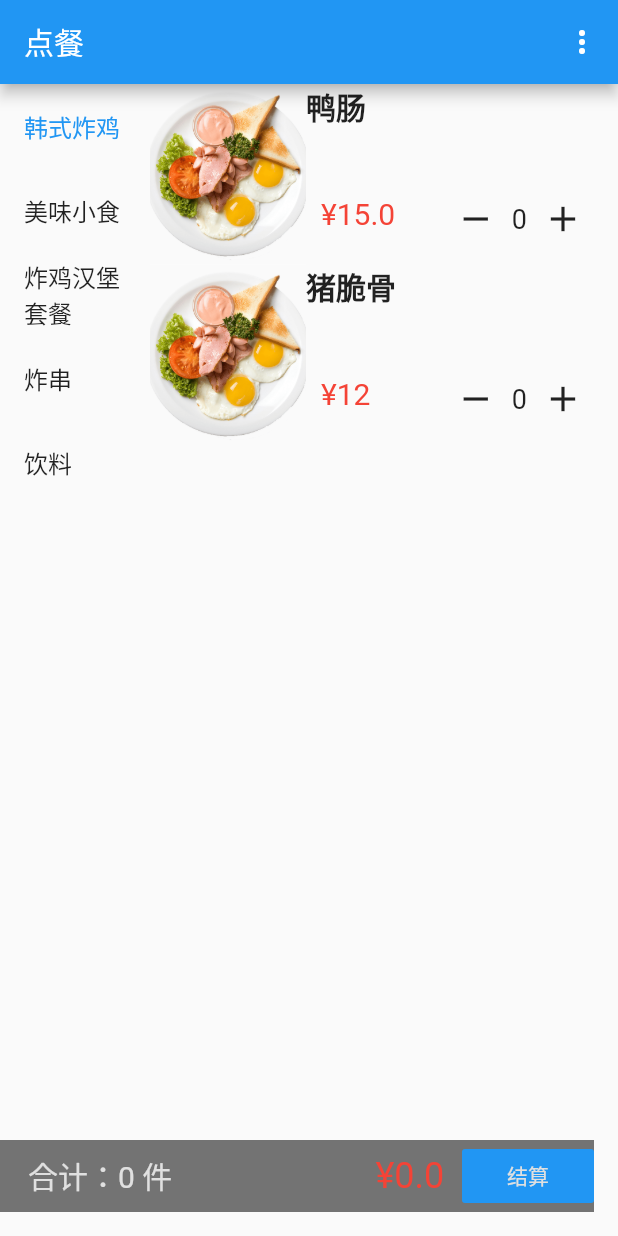
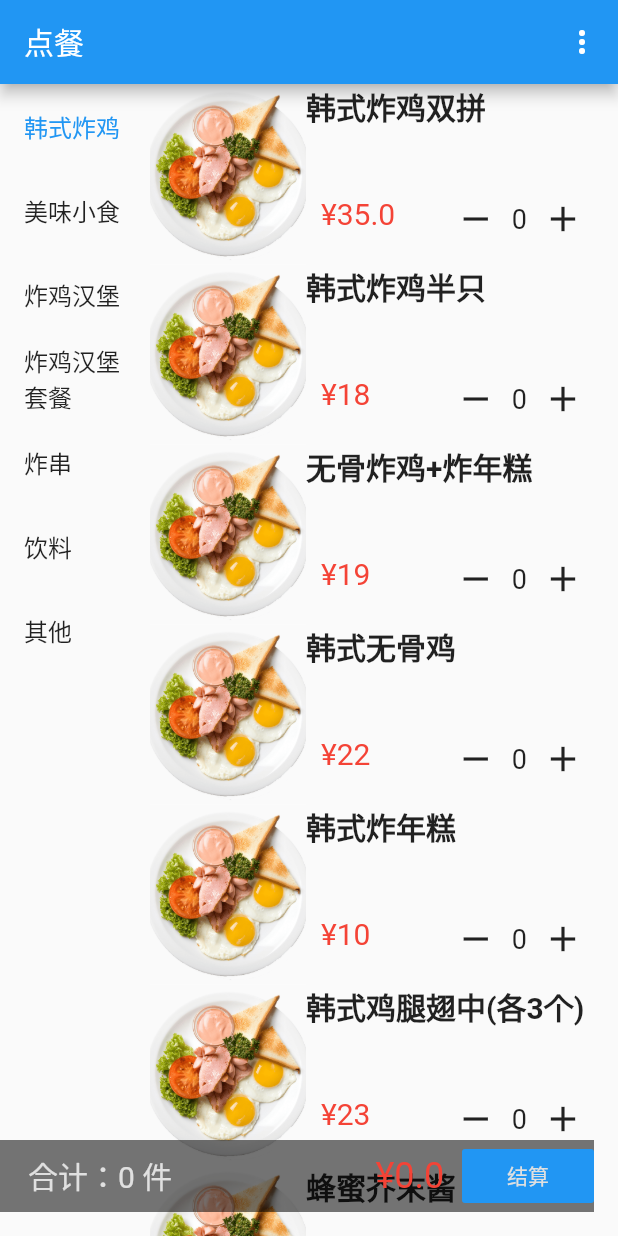
Before and after one commit to evilbinary/food, a Flutter app: the screen it shows after launch, after a tap on "韩式炸鸡", on a phone screen of 412 x 824 dp. Run offline on Flutter 3.47's test engine with Material 2 defaults, Android fonts, the light colour scheme and no system bars; our stand-ins replace fluttertoast.

Commit message:
add food

```diff
--- a/lib/mock/food.dart
+++ b/lib/mock/food.dart
@@ -1,27 +1,122 @@
 List list = [
-  {"title": "鸭肠", "price": 15.0, "catId": 2,"id":1,},
-  {"title": "猪脆骨", "price": 12, "catId": 2,"id":2,},
-  {"title": "猪脆骨1", "price": 12, "catId": 2,"id":3,},
-  {"title": "猪脆骨2", "price": 12, "catId": 2,"id":4,},
-  {"title": "猪脆骨3", "price": 12, "catId": 2,"id":5,},
-  {"title": "猪脆骨4", "price": 12, "catId": 2,"id":6,},
-  {"title": "猪脆骨5", "price": 12, "catId": 2,"id":7,},
+  {"title": "韩式炸鸡双拼", "price": 35.0, "catId": 1,"id":1001,},
+  {"title": "韩式炸鸡半只", "price": 18, "catId": 1,"id":1002,},
+  {"title": "无骨炸鸡+炸年糕", "price": 19, "catId": 1,"id":1003,},
+  {"title": "韩式无骨鸡", "price": 22, "catId": 1,"id":1004,},
+  {"title": "韩式炸年糕", "price": 10, "catId": 1,"id":1005,},
+  {"title": "韩式鸡腿翅中(各3个)", "price": 23, "catId": 1,"id":1006,},
+  {"title": "蜂蜜芥末酱", "price": 2, "catId": 1,"id":1007,},
+  {"title": "甜辣酱", "price": 2, "catId": 1,"id":1008,},
+  {"title": "香辣酱", "price": 2, "catId": 1,"id":1009,},
+  {"title": "麻辣酱", "price": 2, "catId": 1,"id":1010,},
+  {"title": "酸甜酱", "price": 2, "catId": 1,"id":1011,},
 
-  {"title": "鸭肠", "price": 15.0, "catId": 1,"id":8,},
-  {"title": "猪脆骨", "price": 12, "catId": 1,"id":9,},
+  {"title": "薯条", "price": 6, "catId": 2,"id":2001,},
+  {"title": "曲薯", "price": 7, "catId": 2,"id":2002,},
+  {"title": "盐酥鸡米花", "price": 8, "catId": 2,"id":2003,},
+  {"title": "上校鸡块", "price": 8, "catId": 2,"id":2004,},
+  {"title": "雪花鸡柳", "price": 8, "catId": 2,"id":2005,},
+  {"title": "芝士鸡排", "price": 8, "catId": 2,"id":2006,},
+  {"title": "香辣对翅", "price": 7, "catId": 2,"id":2007,},
+  {"title": "奥尔良对翅", "price": 7, "catId": 2,"id":2008,},
+  {"title": "奥尔良腿排", "price": 7, "catId": 2,"id":2009,},
+  {"title": "芝士热狗棒", "price": 8, "catId": 2,"id":2010,},
+  {"title": "萌丫大鸡排", "price": 10, "catId": 2,"id":2011,},
+  {"title": "藤椒大鸡排", "price": 10, "catId": 2,"id":2012,},
+  {"title": "香辣鸡翅尖", "price": 8, "catId": 2,"id":2013,},
+  {"title": "芙蓉蟹棒(4个)", "price": 10, "catId": 2,"id":2014,},
+  {"title": "黄金蝴蝶虾(6只)", "price": 10, "catId": 2,"id":2015,},
+  {"title": "鸡翅包饭", "price": 10, "catId": 2,"id":2016,},
+  {"title": "炸鸡腿", "price": 7, "catId": 2,"id":2017,},
+  {"title": "蜜汁鸡腿", "price": 7, "catId": 2,"id":2018,},
+  {"title": "香芋派", "price": 5, "catId": 2,"id":2019,},
+  {"title": "红豆派", "price": 5, "catId": 2,"id":2020,},
+  {"title": "菠萝派", "price": 5, "catId": 2,"id":2021,},
+  {"title": "骨肉相连", "price": 3, "catId": 2,"id":2022,},
+  {"title": "川香鸡柳", "price": 3, "catId": 2,"id":2023,},
+  {"title": "小食拼盘(薯条+米花+腿排+鸡块)", "price": 18, "catId": 2,"id":2024,},
 
-  {"title": "猪脆骨1", "price": 12, "catId": 3,"id":10,},
-  {"title": "猪脆骨2", "price": 12, "catId": 3,"id":11,},
-  {"title": "猪脆骨3", "price": 12, "catId": 4,"id":12,},
-  {"title": "猪脆骨4", "price": 12, "catId": 4,"id":13,},
-  {"title": "猪脆骨3", "price": 12, "catId": 5,"id":14,},
-  {"title": "猪脆骨4", "price": 12, "catId": 5,"id":15,},
+
+  {"title": "鸡肉卷", "price": 8.0, "catId": 3,"id":3001,},
+  {"title": "香辣鸡腿堡", "price": 10, "catId": 3,"id":3002,},
+  {"title": "奧尔良腿堡", "price": 10, "catId": 3,"id":3003,},
+  {"title": "萌萌鸡腿堡", "price": 10, "catId": 3,"id":3004,},
+  {"title": "双层牛肉堡", "price": 10, "catId": 3,"id":3005,},
+  {"title": "萌萌鸡腿堡", "price": 10, "catId": 3,"id":3006,},
+  {"title": "萌萌多肉堡", "price": 13, "catId": 3,"id":3007,},
+  {"title": "鸡肉卷2个", "price": 15, "catId": 3,"id":3008,},
+  {"title": "奧尔良腿堡2个", "price": 18, "catId": 3,"id":3009,},
+  {"title": "奧尔良烤鸡", "price": 25.0, "catId": 3,"id":3010,},
+  {"title": "蜜汁烤鸡", "price": 25, "catId": 3,"id":3011,},
+  {"title": "香酥脆皮炸鸡", "price": 25, "catId": 3,"id":3012,},
+  {"title": "招牌双拼鸡", "price": 25, "catId": 3,"id":3013,},
+  {"title": "脆皮炸鸡(切六块)", "price": 26, "catId": 3,"id":3014,},
+  {"title": "半只炸鸡", "price": 13, "catId": 3,"id":3015,},
+  {"title": "半只蜜汁鸡", "price": 13, "catId": 3,"id":3016,},
+
+
+  {"title": "1香辣堡+香辣对翅+鸡肉卷", "price": 22, "catId": 4,"id":4001,},
+  {"title": "2脆皮鸡+可乐", "price": 28, "catId": 4,"id":4002,},
+  {"title": "2蜜汁鸡+可乐", "price": 28, "catId": 4,"id":4003,},
+  {"title": "3奥尔良腿堡+奥尔良对翅", "price": 16, "catId": 4,"id":4004,},
+  {"title": "4香辣堡+香辣对翅", "price": 16, "catId": 4,"id":4005,},
+  {"title": "A萌萌堡+鸡肉卷+可乐", "price": 21, "catId": 4,"id":4006,},
+  {"title": "B香辣堡+香辣对翅+可乐", "price": 20, "catId": 4,"id":4007,},
+  {"title": "C鸡肉卷+奥尔良烤翅+可乐", "price": 18, "catId": 4,"id":4008,},
+  {"title": "D萌萌堡2个+薯条+雪花鸡柳+可乐2杯", "price": 43, "catId": 4,"id":4009,},
+  {"title": "E香辣堡+鸡肉卷+薯条+盐酥鸡米花+可乐2杯", "price": 39, "catId": 4,"id":4010,},
+  {"title": "F脆皮鸡+萌萌堡+板烧堡+芝士鸡排+可乐2杯", "price": 59, "catId": 4,"id":4011,},
+
+
+  {"title": "鸭肠", "price": 15, "catId": 5,"id":5001,},
+  {"title": "猪脆骨", "price": 12, "catId": 5,"id":5002,},
+  {"title": "羊肉串", "price": 15, "catId": 5,"id":5003,},
+  {"title": "鸡肉串", "price": 13, "catId": 5,"id":5004,},
+  {"title": "特色牛肉", "price": 3, "catId": 5,"id":5005,},
+  {"title": "特色羊肉", "price": 13, "catId": 5,"id":5006,},
+  {"title": "翅中", "price": 8, "catId": 5,"id":5007,},
+  {"title": "鸡脆骨", "price": 3, "catId": 5,"id":5008,},
+  {"title": "五花肉", "price": 3, "catId": 5,"id":5009},
+  {"title": "香菇贡丸", "price": 3, "catId": 5,"id":5010,},
+  {"title": "鱼豆腐", "price": 3, "catId": 5,"id":5011,},
+  {"title": "全翅", "price": 8, "catId": 5,"id":5012,},
+  {"title": "鸡爪", "price": 3, "catId": 5,"id":5013,},
+  {"title": "鱿鱼", "price": 5, "catId": 5,"id":5014,},
+  {"title": "热狗", "price": 3, "catId": 5,"id":5015,},
+  {"title": "土豆", "price": 2, "catId": 5,"id":5016,},
+  {"title": "包菜", "price": 2, "catId": 5,"id":5017,},
+  {"title": "金针菇", "price": 2, "catId": 5,"id":5018,},
+  {"title": "娃娃菜", "price": 2, "catId": 5,"id":5019,},
+
+
+  {"title": "可乐杯装", "price": 6, "catId": 6,"id":6001,},
+  {"title": "酸梅汁", "price": 6, "catId": 6,"id":6002,},
+  {"title": "百事可乐", "price": 3, "catId": 6,"id":6003,},
+  {"title": "可口可乐", "price": 3, "catId": 6,"id":6004,},
+  {"title": "王老吉", "price": 4, "catId": 6,"id":6005,},
+  {"title": "美年达", "price": 3, "catId": 6,"id":6006,},
+  {"title": "苹果醋", "price": 5, "catId": 6,"id":6007,},
+  {"title": "维他奶", "price": 3, "catId": 6,"id":6008,},
+  {"title": "雪碧", "price": 3, "catId": 6,"id":6009,},
+  {"title": "菠萝啤", "price": 3, "catId": 6,"id":6010,},
+  {"title": "百威", "price": 8, "catId": 6,"id":6011,},
+  {"title": "哈啤", "price": 3, "catId": 6,"id":6012,},
+
+
+  {"title": "1元", "price": 1, "catId": 7,"id":7001,},
+  {"title": "2元", "price": 2, "catId": 7,"id":7002,},
+  {"title": "3元", "price": 3, "catId": 7,"id":7003,},
+  {"title": "4元", "price": 4, "catId": 7,"id":7004,},
+  {"title": "5元", "price": 5, "catId": 7,"id":7005,},
+  {"title": "10元", "price": 10, "catId": 7,"id":7006,},
 ];
 
 List category = [
   {"name": "韩式炸鸡", "id": 1},
   {"name": "美味小食", "id": 2},
-  {"name": "炸鸡汉堡套餐", "id": 3},
-  {"name": "炸串", "id": 4},
-  {"name": "饮料", "id": 5},
+  {"name": "炸鸡汉堡", "id": 3},
+  {"name": "炸鸡汉堡套餐", "id": 4},
+  {"name": "炸串", "id": 5},
+  {"name": "饮料", "id": 6},
+  {"name": "其他", "id": 7},
 ];
```
